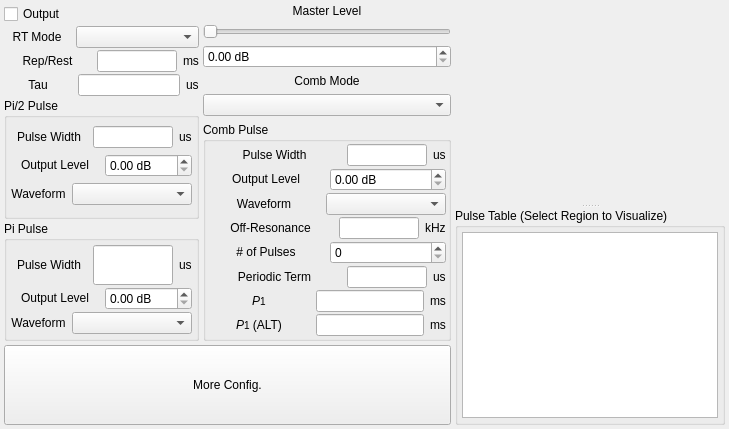
Before: the Qt Designer form modules/nmr/pulsercore/pulserdriverform.ui in northriv/KAME, drawn with Qt 5.
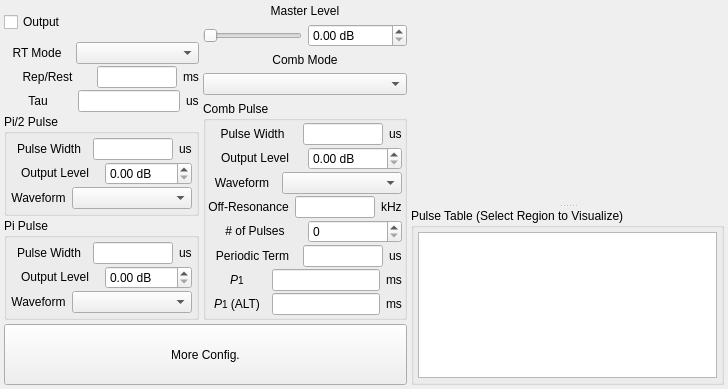
After: the same form once the commit is applied. Custom widgets are drawn as their Qt base class.

Commit message: Improves GUI size, arrangements.

Diff of the .ui file:
```diff
--- a/modules/nmr/pulsercore/pulserdriverform.ui
+++ b/modules/nmr/pulsercore/pulserdriverform.ui
@@ -6,8 +6,8 @@
    <rect>
     <x>0</x>
     <y>0</y>
-    <width>729</width>
-    <height>429</height>
+    <width>728</width>
+    <height>389</height>
    </rect>
   </property>
   <property name="windowTitle">
@@ -60,7 +60,7 @@
           <item>
            <widget class="QCheckBox" name="m_ckbOutput">
             <property name="sizePolicy">
-             <sizepolicy hsizetype="Fixed" vsizetype="Fixed">
+             <sizepolicy hsizetype="Fixed" vsizetype="Expanding">
               <horstretch>0</horstretch>
               <verstretch>0</verstretch>
              </sizepolicy>
@@ -143,7 +143,7 @@
                 <property name="maximumSize">
                  <size>
                   <width>80</width>
-                  <height>32767</height>
+                  <height>32</height>
                  </size>
                 </property>
                </widget>
@@ -208,7 +208,7 @@
                 <property name="maximumSize">
                  <size>
                   <width>80</width>
-                  <height>32767</height>
+                  <height>32</height>
                  </size>
                 </property>
                </widget>
@@ -288,7 +288,7 @@
                    <property name="maximumSize">
                     <size>
                      <width>80</width>
-                     <height>32767</height>
+                     <height>32</height>
                     </size>
                    </property>
                   </widget>
@@ -449,7 +449,7 @@
                    <property name="maximumSize">
                     <size>
                      <width>80</width>
-                     <height>32767</height>
+                     <height>32</height>
                     </size>
                    </property>
                   </widget>
@@ -579,7 +579,15 @@
            </widget>
           </item>
           <item>
+           <layout class="QHBoxLayout" name="hLayout">
+            <item>
            <widget class="QSlider" name="m_slMasterLevel">
+              <property name="sizePolicy">
+               <sizepolicy hsizetype="Preferred" vsizetype="Fixed">
+                <horstretch>0</horstretch>
+                <verstretch>0</verstretch>
+               </sizepolicy>
+              </property>
             <property name="orientation">
              <enum>Qt::Horizontal</enum>
             </property>
@@ -613,6 +621,8 @@
             </property>
            </widget>
           </item>
+           </layout>
+          </item>
           <item>
            <widget class="QLabel" name="textLabel2_3">
             <property name="sizePolicy">
@@ -644,6 +654,12 @@
           </item>
           <item>
            <widget class="QGroupBox" name="groupBox4">
+            <property name="sizePolicy">
+             <sizepolicy hsizetype="Preferred" vsizetype="Preferred">
+              <horstretch>0</horstretch>
+              <verstretch>0</verstretch>
+             </sizepolicy>
+            </property>
             <property name="title">
              <string>Comb Pulse</string>
             </property>
@@ -697,7 +713,7 @@
                    <property name="maximumSize">
                     <size>
                      <width>80</width>
-                     <height>32767</height>
+                     <height>32</height>
                     </size>
                    </property>
                   </widget>
@@ -789,7 +805,7 @@
                    <property name="maximumSize">
                     <size>
                      <width>80</width>
-                     <height>32767</height>
+                     <height>32</height>
                     </size>
                    </property>
                   </widget>
@@ -848,7 +864,7 @@
                    <property name="maximumSize">
                     <size>
                      <width>80</width>
-                     <height>32767</height>
+                     <height>32</height>
                     </size>
                    </property>
                   </widget>
@@ -989,7 +1005,7 @@
                  <property name="maximumSize">
                   <size>
                    <width>80</width>
-                   <height>32767</height>
+                   <height>32</height>
                   </size>
                  </property>
                 </widget>
@@ -1050,7 +1066,7 @@
                  <property name="maximumSize">
                   <size>
                    <width>80</width>
-                   <height>32767</height>
+                   <height>32</height>
                   </size>
                  </property>
                 </widget>
@@ -1083,7 +1099,7 @@
       <item>
        <widget class="QPushButton" name="m_btnMoreConfig">
         <property name="sizePolicy">
-         <sizepolicy hsizetype="Minimum" vsizetype="Preferred">
+         <sizepolicy hsizetype="Minimum" vsizetype="Expanding">
           <horstretch>0</horstretch>
           <verstretch>0</verstretch>
          </sizepolicy>
@@ -1115,6 +1131,12 @@
        </property>
       </widget>
       <widget class="QGroupBox" name="groupBox3_2">
+       <property name="sizePolicy">
+        <sizepolicy hsizetype="Expanding" vsizetype="Preferred">
+         <horstretch>0</horstretch>
+         <verstretch>0</verstretch>
+        </sizepolicy>
+       </property>
        <property name="title">
         <string>Pulse Table (Select Region to Visualize)</string>
        </property>
```
Lines whose indentation alone changed are shown as unchanged. The commit also changes 1 other file.
